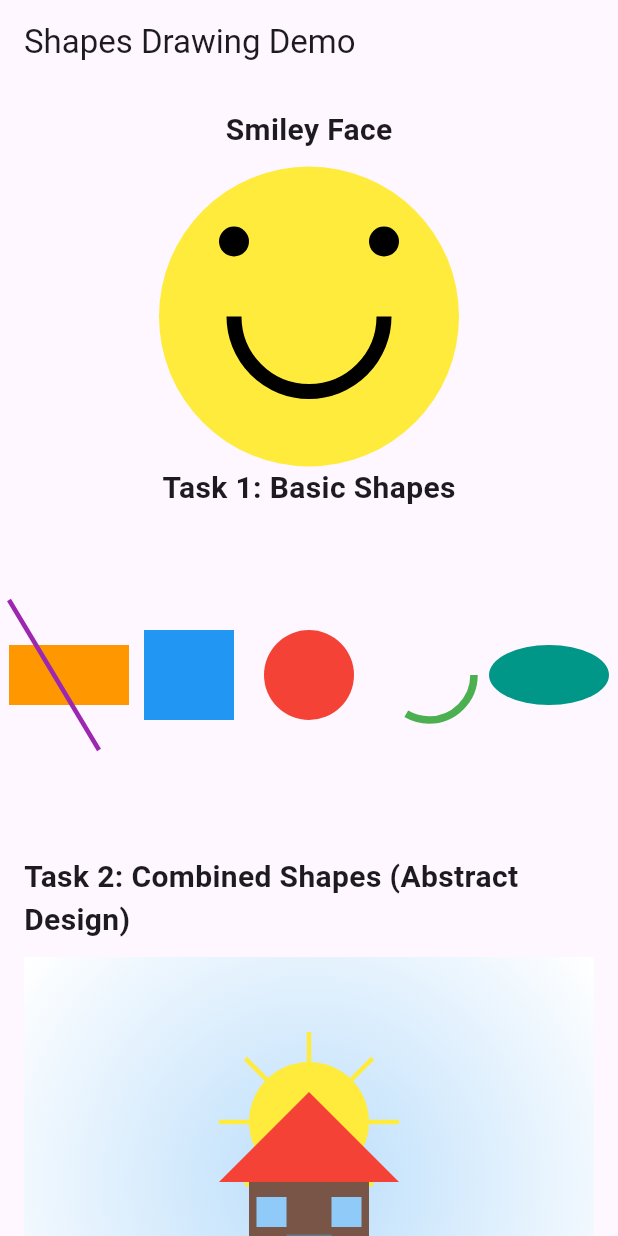
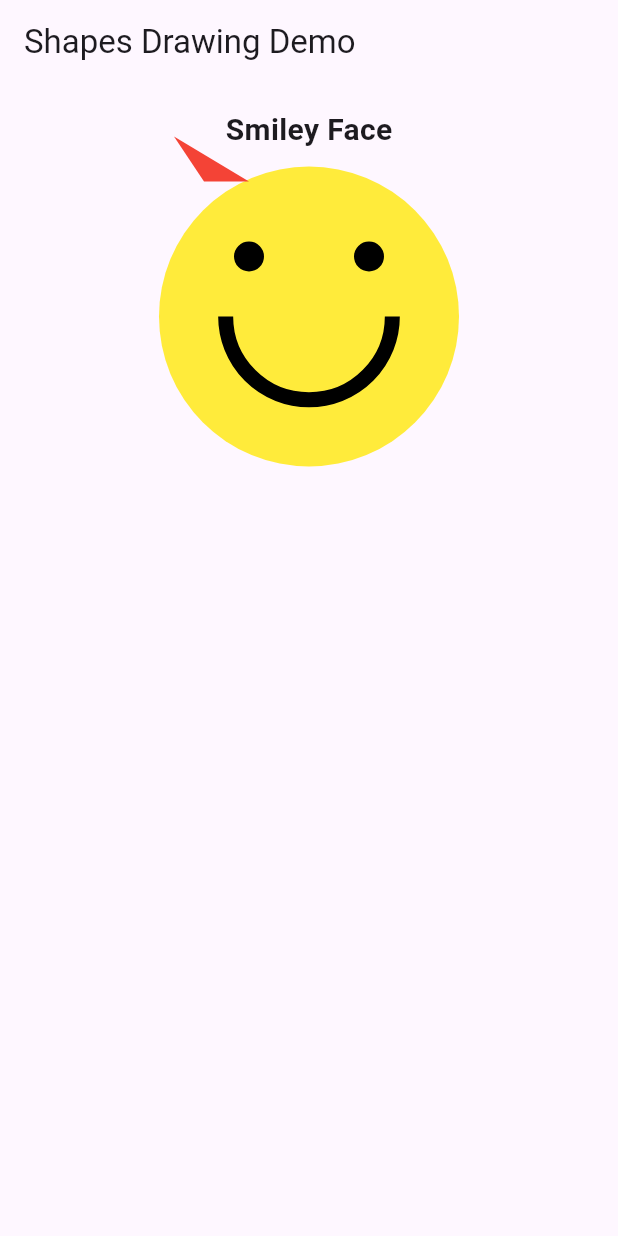
Before and after one commit to Nathan2055/csc4360-cw01, a Flutter app: the screen it shows after launch, on a phone screen of 412 x 824 dp. Run offline on Flutter 3.47's test engine with Material 3 defaults, Android fonts, the phone set to English and light mode, and no system bars.

Commit message:
Started trying to design party face emoji

```diff
--- a/lib/main.dart
+++ b/lib/main.dart
@@ -36,65 +36,6 @@ Column smiley() {
   );
 }
 
-Column task1() {
-  return Column(
-    children: [
-      const Text(
-        'Task 1: Basic Shapes',
-        style: TextStyle(fontSize: 20, fontWeight: FontWeight.bold),
-      ),
-      const SizedBox(height: 10),
-      SizedBox(
-        height: 200,
-        child: CustomPaint(
-          painter: BasicShapesPainter(),
-          size: const Size(double.infinity, 200),
-        ),
-      ),
-      const SizedBox(height: 20),
-    ],
-  );
-}
-
-Column task2() {
-  return Column(
-    children: [
-      const Text(
-        'Task 2: Combined Shapes (Abstract Design)',
-        style: TextStyle(fontSize: 20, fontWeight: FontWeight.bold),
-      ),
-      const SizedBox(height: 10),
-      SizedBox(
-        height: 300,
-        child: CustomPaint(
-          painter: CombinedShapesPainter(),
-          size: const Size(double.infinity, 300),
-        ),
-      ),
-      const SizedBox(height: 20),
-    ],
-  );
-}
-
-Column task3() {
-  return Column(
-    children: [
-      const Text(
-        'Task 3: Styled Shapes',
-        style: TextStyle(fontSize: 20, fontWeight: FontWeight.bold),
-      ),
-      const SizedBox(height: 10),
-      SizedBox(
-        height: 300,
-        child: CustomPaint(
-          painter: StyledShapesPainter(),
-          size: const Size(double.infinity, 300),
-        ),
-      ),
-    ],
-  );
-}
-
 class ShapesDemoScreen extends StatelessWidget {
   const ShapesDemoScreen({super.key});
   @override
@@ -105,7 +46,7 @@ class ShapesDemoScreen extends StatelessWidget {
         padding: const EdgeInsets.all(16.0),
         child: Column(
           crossAxisAlignment: CrossAxisAlignment.start,
-          children: [smiley(), task1(), task2(), task3()],
+          children: [smiley()],
         ),
       ),
     );
@@ -113,6 +54,57 @@ class ShapesDemoScreen extends StatelessWidget {
 }
 
 class SmileyPainter extends CustomPainter {
+  @override
+  void paint(Canvas canvas, Size size) {
+    final radius = min(size.width, size.height) / 2;
+    final center = Offset(size.width / 2, size.height / 2);
+
+    // Draw the body
+    final paint = Paint()..color = Colors.yellow;
+    canvas.drawCircle(center, radius, paint);
+
+    // Draw the mouth
+    final smilePaint = Paint()
+      ..style = PaintingStyle.stroke
+      ..strokeWidth = 10;
+    canvas.drawArc(
+      Rect.fromCircle(center: center, radius: radius / 1.8),
+      0,
+      pi,
+      false,
+      smilePaint,
+    );
+
+    // Draw the eyes
+    canvas.drawCircle(
+      Offset(center.dx - radius / 2.5, center.dy - radius / 2.5),
+      10, // size
+      Paint(),
+    );
+    canvas.drawCircle(
+      Offset(center.dx + radius / 2.5, center.dy - radius / 2.5),
+      10,
+      Paint(),
+    );
+
+    final hatPaint = Paint()
+      ..color = Colors.red
+      ..style = PaintingStyle.fill;
+    final hatPath = Path()
+      ..moveTo(center.dx - 70, center.dy - 90) // bottom left
+      ..lineTo(center.dx - 40, center.dy - 90) // bottom right
+      ..lineTo(center.dx - 90, center.dy - 120) // top
+      ..close();
+    canvas.drawPath(hatPath, hatPaint);
+  }
+
+  @override
+  bool shouldRepaint(covariant CustomPainter oldDelegate) {
+    return false;
+  }
+}
+
+class PartyPainter extends CustomPainter {
   @override
   void paint(Canvas canvas, Size size) {
     final radius = min(size.width, size.height) / 2;
```
